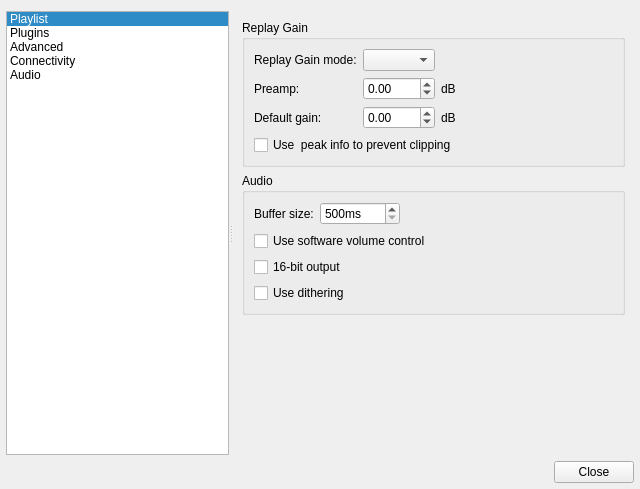
First picture: the form in src/qmmpui/forms/configdialog.ui, repository ksv1986/qmmp-staging, before the edit.
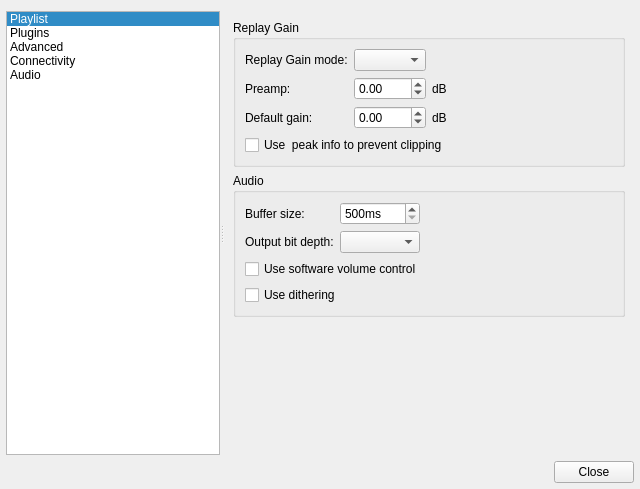
Second picture: the form after the edit. The open tabs and pages were chosen to show the change. Icons and pictures are not drawn.

Commit message: added feature to select output bit depth

The edit to the form file:
```diff
--- a/src/qmmpui/forms/configdialog.ui
+++ b/src/qmmpui/forms/configdialog.ui
@@ -758,6 +758,13 @@
            <string>Audio</string>
           </property>
           <layout class="QGridLayout" name="gridLayout3">
+           <item row="3" column="0" colspan="3">
+            <widget class="QCheckBox" name="ditheringCheckBox">
+             <property name="text">
+              <string>Use dithering</string>
+             </property>
+            </widget>
+           </item>
            <item row="0" column="0">
             <widget class="QLabel" name="label_20">
              <property name="text">
@@ -793,7 +800,24 @@
              </property>
             </widget>
            </item>
-           <item row="0" column="2">
+           <item row="2" column="0" colspan="3">
+            <widget class="QCheckBox" name="softVolumeCheckBox">
+             <property name="text">
+              <string>Use software volume control</string>
+             </property>
+            </widget>
+           </item>
+           <item row="1" column="0">
+            <widget class="QLabel" name="label_4">
+             <property name="text">
+              <string>Output bit depth:</string>
+             </property>
+            </widget>
+           </item>
+           <item row="1" column="1">
+            <widget class="QComboBox" name="bitDepthComboBox"/>
+           </item>
+           <item row="0" column="2" rowspan="2">
             <spacer name="horizontalSpacer_6">
              <property name="orientation">
               <enum>Qt::Horizontal</enum>
@@ -806,27 +830,6 @@
              </property>
             </spacer>
            </item>
-           <item row="1" column="0" colspan="3">
-            <widget class="QCheckBox" name="softVolumeCheckBox">
-             <property name="text">
-              <string>Use software volume control</string>
-             </property>
-            </widget>
-           </item>
-           <item row="2" column="0" colspan="3">
-            <widget class="QCheckBox" name="use16BitCheckBox">
-             <property name="text">
-              <string>16-bit output</string>
-             </property>
-            </widget>
-           </item>
-           <item row="3" column="0" colspan="3">
-            <widget class="QCheckBox" name="ditheringCheckBox">
-             <property name="text">
-              <string>Use dithering</string>
-             </property>
-            </widget>
-           </item>
           </layout>
          </widget>
         </item>
```
The commit also changes 4 other files.
